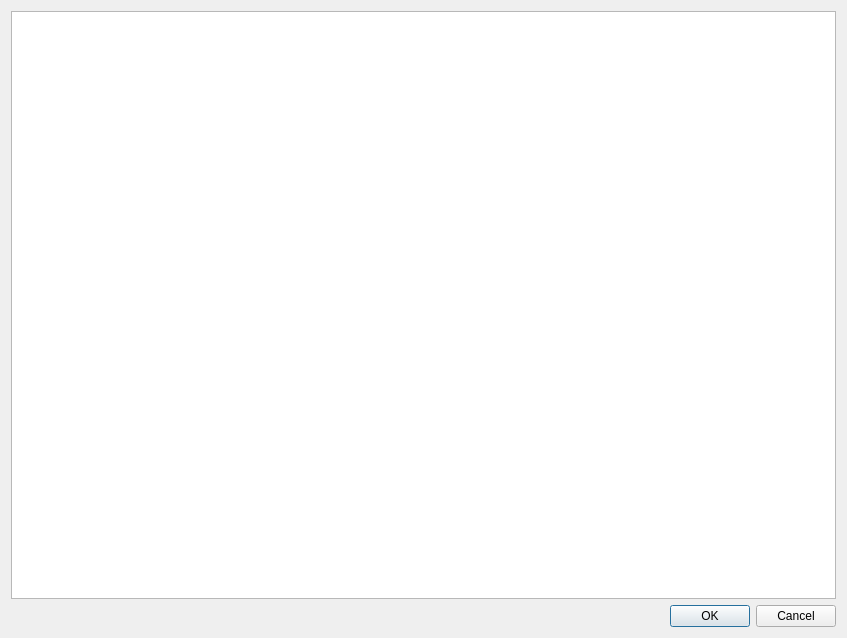
The window that CJSonDialog.ui (clebail/ia) describes before a commit, drawn with Qt 5.
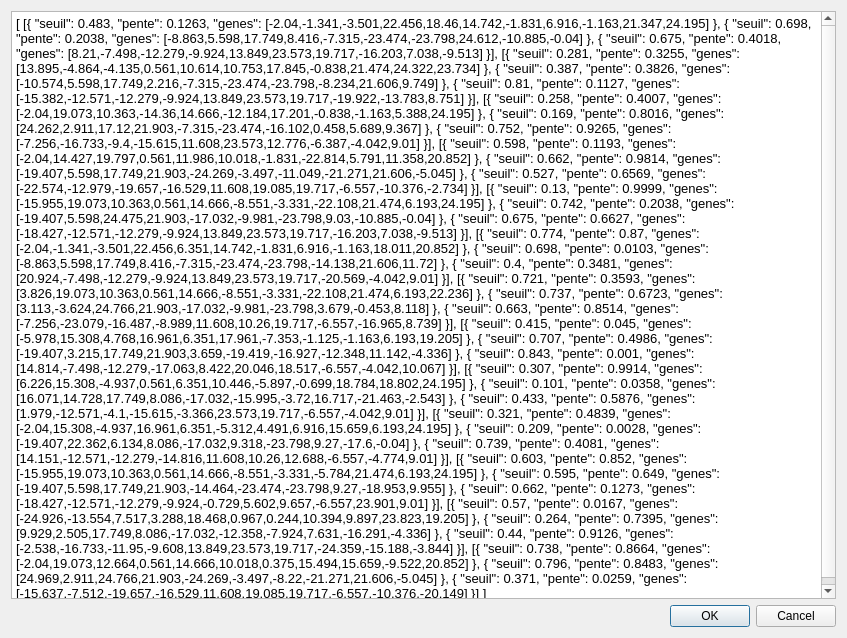
The same window after the commit.

Patch:
```diff
--- a/CJSonDialog.ui
+++ b/CJSonDialog.ui
@@ -15,7 +15,15 @@
   </property>
   <layout class="QVBoxLayout" name="verticalLayout">
    <item>
-    <widget class="QTextEdit" name="teJSon"/>
+    <widget class="QTextEdit" name="teJSon">
+     <property name="html">
+      <string>&lt;!DOCTYPE HTML PUBLIC &quot;-//W3C//DTD HTML 4.0//EN&quot; &quot;http://www.w3.org/TR/REC-html40/strict.dtd&quot;&gt;
+&lt;html&gt;&lt;head&gt;&lt;meta name=&quot;qrichtext&quot; content=&quot;1&quot; /&gt;&lt;style type=&quot;text/css&quot;&gt;
+p, li { white-space: pre-wrap; }
+&lt;/style&gt;&lt;/head&gt;&lt;body style=&quot; font-family:'Noto Sans'; font-size:10pt; font-weight:400; font-style:normal;&quot;&gt;
+&lt;p style=&quot; margin-top:0px; margin-bottom:0px; margin-left:0px; margin-right:0px; -qt-block-indent:0; text-indent:0px;&quot;&gt;[ [{ &amp;quot;seuil&amp;quot;: 0.483, &amp;quot;pente&amp;quot;: 0.1263, &amp;quot;genes&amp;quot;: [-2.04,-1.341,-3.501,22.456,18.46,14.742,-1.831,6.916,-1.163,21.347,24.195] }, { &amp;quot;seuil&amp;quot;: 0.698, &amp;quot;pente&amp;quot;: 0.2038, &amp;quot;genes&amp;quot;: [-8.863,5.598,17.749,8.416,-7.315,-23.474,-23.798,24.612,-10.885,-0.04] }, { &amp;quot;seuil&amp;quot;: 0.675, &amp;quot;pente&amp;quot;: 0.4018, &amp;quot;genes&amp;quot;: [8.21,-7.498,-12.279,-9.924,13.849,23.573,19.717,-16.203,7.038,-9.513] }], [{ &amp;quot;seuil&amp;quot;: 0.281, &amp;quot;pente&amp;quot;: 0.3255, &amp;quot;genes&amp;quot;: [13.895,-4.864,-4.135,0.561,10.614,10.753,17.845,-0.838,21.474,24.322,23.734] }, { &amp;quot;seuil&amp;quot;: 0.387, &amp;quot;pente&amp;quot;: 0.3826, &amp;quot;genes&amp;quot;: [-10.574,5.598,17.749,2.216,-7.315,-23.474,-23.798,-8.234,21.606,9.749] }, { &amp;quot;seuil&amp;quot;: 0.81, &amp;quot;pente&amp;quot;: 0.1127, &amp;quot;genes&amp;quot;: [-15.382,-12.571,-12.279,-9.924,13.849,23.573,19.717,-19.922,-13.783,8.751] }], [{ &amp;quot;seuil&amp;quot;: 0.258, &amp;quot;pente&amp;quot;: 0.4007, &amp;quot;genes&amp;quot;: [-2.04,19.073,10.363,-14.36,14.666,-12.184,17.201,-0.838,-1.163,5.388,24.195] }, { &amp;quot;seuil&amp;quot;: 0.169, &amp;quot;pente&amp;quot;: 0.8016, &amp;quot;genes&amp;quot;: [24.262,2.911,17.12,21.903,-7.315,-23.474,-16.102,0.458,5.689,9.367] }, { &amp;quot;seuil&amp;quot;: 0.752, &amp;quot;pente&amp;quot;: 0.9265, &amp;quot;genes&amp;quot;: [-7.256,-16.733,-9.4,-15.615,11.608,23.573,12.776,-6.387,-4.042,9.01] }], [{ &amp;quot;seuil&amp;quot;: 0.598, &amp;quot;pente&amp;quot;: 0.1193, &amp;quot;genes&amp;quot;: [-2.04,14.427,19.797,0.561,11.986,10.018,-1.831,-22.814,5.791,11.358,20.852] }, { &amp;quot;seuil&amp;quot;: 0.662, &amp;quot;pente&amp;quot;: 0.9814, &amp;quot;genes&amp;quot;: [-19.407,5.598,17.749,21.903,-24.269,-3.497,-11.049,-21.271,21.606,-5.045] }, { &amp;quot;seuil&amp;quot;: 0.527, &amp;quot;pente&amp;quot;: 0.6569, &amp;quot;genes&amp;quot;: [-22.574,-12.979,-19.657,-16.529,11.608,19.085,19.717,-6.557,-10.376,-2.734] }], [{ &amp;quot;seuil&amp;quot;: 0.13, &amp;quot;pente&amp;quot;: 0.9999, &amp;quot;genes&amp;quot;: [-15.955,19.073,10.363,0.561,14.666,-8.551,-3.331,-22.108,21.474,6.193,24.195] }, { &amp;quot;seuil&amp;quot;: 0.742, &amp;quot;pente&amp;quot;: 0.2038, &amp;quot;genes&amp;quot;: [-19.407,5.598,24.475,21.903,-17.032,-9.981,-23.798,9.03,-10.885,-0.04] }, { &amp;quot;seuil&amp;quot;: 0.675, &amp;quot;pente&amp;quot;: 0.6627, &amp;quot;genes&amp;quot;: [-18.427,-12.571,-12.279,-9.924,13.849,23.573,19.717,-16.203,7.038,-9.513] }], [{ &amp;quot;seuil&amp;quot;: 0.774, &amp;quot;pente&amp;quot;: 0.87, &amp;quot;genes&amp;quot;: [-2.04,-1.341,-3.501,22.456,6.351,14.742,-1.831,6.916,-1.163,18.011,20.852] }, { &amp;quot;seuil&amp;quot;: 0.698, &amp;quot;pente&amp;quot;: 0.0103, &amp;quot;genes&amp;quot;: [-8.863,5.598,17.749,8.416,-7.315,-23.474,-23.798,-14.138,21.606,11.72] }, { &amp;quot;seuil&amp;quot;: 0.4, &amp;quot;pente&amp;quot;: 0.3481, &amp;quot;genes&amp;quot;: [20.924,-7.498,-12.279,-9.924,13.849,23.573,19.717,-20.569,-4.042,9.01] }], [{ &amp;quot;seuil&amp;quot;: 0.721, &amp;quot;pente&amp;quot;: 0.3593, &amp;quot;genes&amp;quot;: [3.826,19.073,10.363,0.561,14.666,-8.551,-3.331,-22.108,21.474,6.193,22.236] }, { &amp;quot;seuil&amp;quot;: 0.737, &amp;quot;pente&amp;quot;: 0.6723, &amp;quot;genes&amp;quot;: [3.113,-3.624,24.766,21.903,-17.032,-9.981,-23.798,3.679,-0.453,8.118] }, { &amp;quot;seuil&amp;quot;: 0.663, &amp;quot;pente&amp;quot;: 0.8514, &amp;quot;genes&amp;quot;: [-7.256,-23.079,-16.487,-8.989,11.608,10.26,19.717,-6.557,-16.965,8.739] }], [{ &amp;quot;seuil&amp;quot;: 0.415, &amp;quot;pente&amp;quot;: 0.045, &amp;quot;genes&amp;quot;: [-5.978,15.308,4.768,16.961,6.351,17.961,-7.353,-1.125,-1.163,6.193,19.205] }, { &amp;quot;seuil&amp;quot;: 0.707, &amp;quot;pente&amp;quot;: 0.4986, &amp;quot;genes&amp;quot;: [-19.407,3.215,17.749,21.903,3.659,-19.419,-16.927,-12.348,11.142,-4.336] }, { &amp;quot;seuil&amp;quot;: 0.843, &amp;quot;pente&amp;quot;: 0.001, &amp;quot;genes&amp;quot;: [14.814,-7.498,-12.279,-17.063,8.422,20.046,18.517,-6.557,-4.042,10.067] }], [{ &amp;quot;seuil&amp;quot;: 0.307, &amp;quot;pente&amp;quot;: 0.9914, &amp;quot;genes&amp;quot;: [6.226,15.308,-4.937,0.561,6.351,10.446,-5.897,-0.699,18.784,18.802,24.195] }, { &amp;quot;seuil&amp;quot;: 0.101, &amp;quot;pente&amp;quot;: 0.0358, &amp;quot;genes&amp;quot;: [16.071,14.728,17.749,8.086,-17.032,-15.995,-3.72,16.717,-21.463,-2.543] }, { &amp;quot;seuil&amp;quot;: 0.433, &amp;quot;pente&amp;quot;: 0.5876, &amp;quot;genes&amp;quot;: [1.979,-12.571,-4.1,-15.615,-3.366,23.573,19.717,-6.557,-4.042,9.01] }], [{ &amp;quot;seuil&amp;quot;: 0.321, &amp;quot;pente&amp;quot;: 0.4839, &amp;quot;genes&amp;quot;: [-2.04,15.308,-4.937,16.961,6.351,-5.312,4.491,6.916,15.659,6.193,24.195] }, { &amp;quot;seuil&amp;quot;: 0.209, &amp;quot;pente&amp;quot;: 0.0028, &amp;quot;genes&amp;quot;: [-19.407,22.362,6.134,8.086,-17.032,9.318,-23.798,9.27,-17.6,-0.04] }, { &amp;quot;seuil&amp;quot;: 0.739, &amp;quot;pente&amp;quot;: 0.4081, &amp;quot;genes&amp;quot;: [14.151,-12.571,-12.279,-14.816,11.608,10.26,12.688,-6.557,-4.774,9.01] }], [{ &amp;quot;seuil&amp;quot;: 0.603, &amp;quot;pente&amp;quot;: 0.852, &amp;quot;genes&amp;quot;: [-15.955,19.073,10.363,0.561,14.666,-8.551,-3.331,-5.784,21.474,6.193,24.195] }, { &amp;quot;seuil&amp;quot;: 0.595, &amp;quot;pente&amp;quot;: 0.649, &amp;quot;genes&amp;quot;: [-19.407,5.598,17.749,21.903,-14.464,-23.474,-23.798,9.27,-18.953,9.955] }, { &amp;quot;seuil&amp;quot;: 0.662, &amp;quot;pente&amp;quot;: 0.1273, &amp;quot;genes&amp;quot;: [-18.427,-12.571,-12.279,-9.924,-0.729,5.602,9.657,-6.557,23.901,9.01] }], [{ &amp;quot;seuil&amp;quot;: 0.57, &amp;quot;pente&amp;quot;: 0.0167, &amp;quot;genes&amp;quot;: [-24.926,-13.554,7.517,3.288,18.468,0.967,0.244,10.394,9.897,23.823,19.205] }, { &amp;quot;seuil&amp;quot;: 0.264, &amp;quot;pente&amp;quot;: 0.7395, &amp;quot;genes&amp;quot;: [9.929,2.505,17.749,8.086,-17.032,-12.358,-7.924,7.631,-16.291,-4.336] }, { &amp;quot;seuil&amp;quot;: 0.44, &amp;quot;pente&amp;quot;: 0.9126, &amp;quot;genes&amp;quot;: [-2.538,-16.733,-11.95,-9.608,13.849,23.573,19.717,-24.359,-15.188,-3.844] }], [{ &amp;quot;seuil&amp;quot;: 0.738, &amp;quot;pente&amp;quot;: 0.8664, &amp;quot;genes&amp;quot;: [-2.04,19.073,12.664,0.561,14.666,10.018,0.375,15.494,15.659,-9.522,20.852] }, { &amp;quot;seuil&amp;quot;: 0.796, &amp;quot;pente&amp;quot;: 0.8483, &amp;quot;genes&amp;quot;: [24.969,2.911,24.766,21.903,-24.269,-3.497,-8.22,-21.271,21.606,-5.045] }, { &amp;quot;seuil&amp;quot;: 0.371, &amp;quot;pente&amp;quot;: 0.0259, &amp;quot;genes&amp;quot;: [-15.637,-7.512,-19.657,-16.529,11.608,19.085,19.717,-6.557,-10.376,-20.149] }] ] &lt;/p&gt;&lt;/body&gt;&lt;/html&gt;</string>
+     </property>
+    </widget>
    </item>
    <item>
     <widget class="QDialogButtonBox" name="buttonBox">
```
